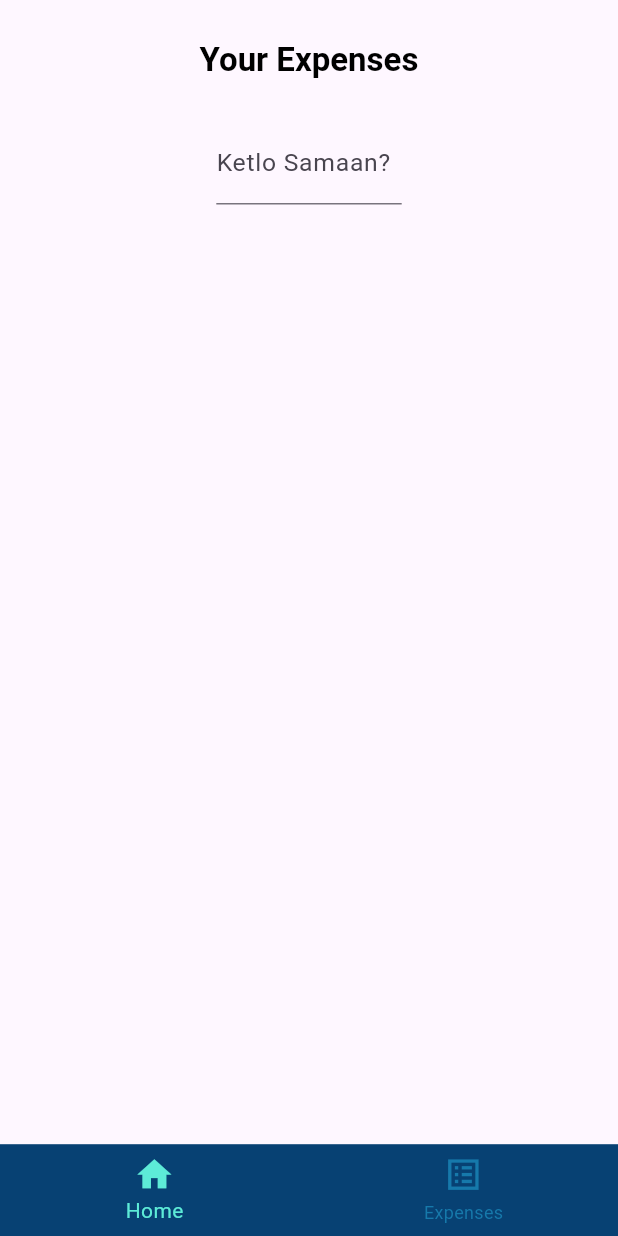
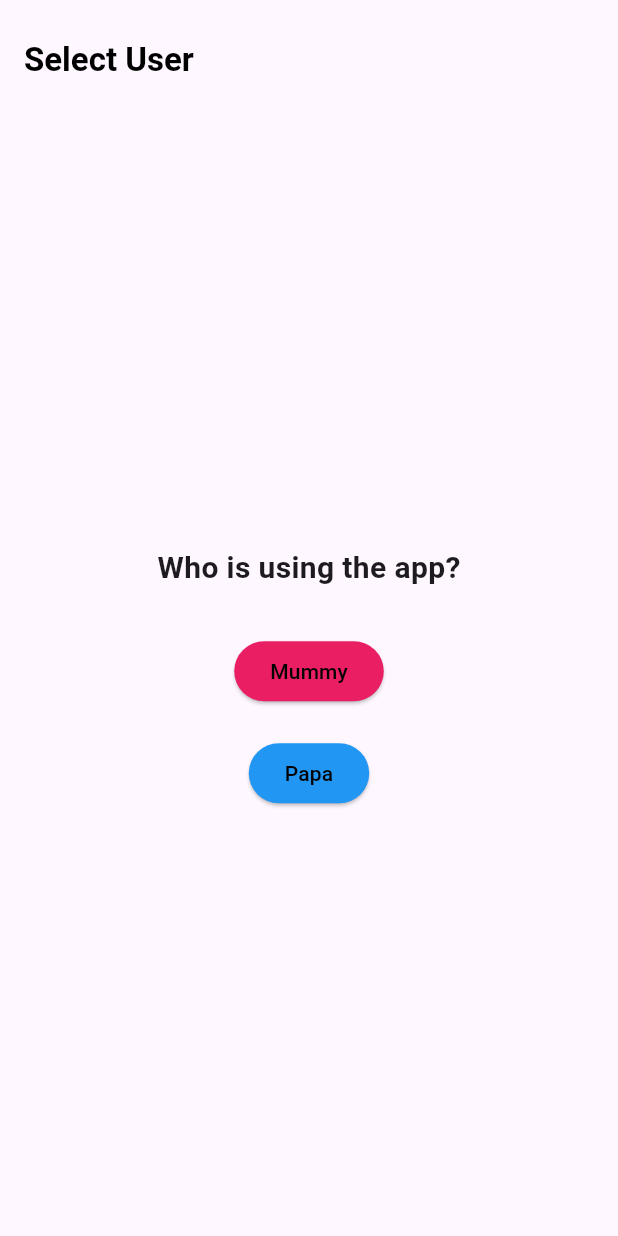
Before and after one commit to SohamDesai1/khata-book, a Flutter app: the screen it shows after launch, on a phone screen of 412 x 824 dp. Run offline on Flutter 3.47's test engine with Material 3 defaults, Android fonts, the phone set to English and light mode, and no system bars; our stand-ins replace flutter_dotenv, flutter_riverpod, go_router, hive_flutter, shared_preferences, sizer and 2 more; accounts and stored records are empty.

Commit message:
feat: :sparkles: added user selection

```diff
--- /dev/null
+++ b/lib/providers/user.dart
@@ -0,0 +1,55 @@
+import 'package:flutter_riverpod/flutter_riverpod.dart';
+import 'package:shared_preferences/shared_preferences.dart';
+
+final selectedUserProvider =
+    StateNotifierProvider<SelectedUserNotifier, String?>((ref) {
+  return SelectedUserNotifier();
+});
+
+class SelectedUserNotifier extends StateNotifier<String?> {
+  SelectedUserNotifier() : super(null);
+
+  void setUser(String user) {
+    state = user;
+    _saveUserToStorage(user);
+  }
+
+  Future<void> _saveUserToStorage(String user) async {
+    final prefs = await SharedPreferences.getInstance();
+    await prefs.setString('selectedUser', user);
+  }
+
+  Future<void> loadUserFromStorage() async {
+    final prefs = await SharedPreferences.getInstance();
+    state = prefs.getString('selectedUser');
+  }
+}
+
+
+final showUserSelectionPromptProvider =
+    StateNotifierProvider<ShowPromptNotifier, bool>((ref) {
+  return ShowPromptNotifier();
+});
+
+class ShowPromptNotifier extends StateNotifier<bool> {
+  ShowPromptNotifier() : super(false) {
+    _loadPromptStatus();
+  }
+
+  Future<void> _loadPromptStatus() async {
+    final prefs = await SharedPreferences.getInstance();
+    final hasShownPrompt = prefs.getBool('hasShownPrompt') ?? true;
+
+    if (!hasShownPrompt) {
+      await SelectedUserNotifier().loadUserFromStorage();
+    }
+
+    state = hasShownPrompt;
+  }
+
+  Future<void> markPromptAsShown() async {
+    final prefs = await SharedPreferences.getInstance();
+    await prefs.setBool('hasShownPrompt', false);
+    state = false;
+  }
+}
--- a/lib/routes/routers.dart
+++ b/lib/routes/routers.dart
@@ -3,13 +3,22 @@ import 'package:go_router/go_router.dart';
 // import 'package:hisaab/screens/add_transaction.dart';
 import 'package:hisaab/screens/display.dart';
 import 'package:hisaab/screens/edit.dart';
+import 'package:hisaab/screens/select_user.dart';
 import '../widgets/bottom_navbar.dart';
 import '../screens/home.dart';
 import '../screens/shared.dart';
+import '../providers/user.dart';
 
 final goRouterProvider = Provider<GoRouter>((ref) {
+  final showPrompt = ref.watch(showUserSelectionPromptProvider);
   return GoRouter(
     initialLocation: '/',
+    redirect: (context, state) {
+      if (showPrompt) {
+        return '/select_user';
+      }
+      return null;
+    },
     routes: [
       // GoRoute(
       //   path: '/add_transaction',
@@ -18,6 +27,12 @@ final goRouterProvider = Provider<GoRouter>((ref) {
       //     key: state.pageKey,
       //   ),
       // ),
+      GoRoute(
+          path: '/select_user',
+          name: "Select User",
+          builder: (context, state) {
+            return const UserSelection();
+          }),
       ShellRoute(
         builder: (context, state, child) => BottomNavBar(child: child),
         routes: [
--- /dev/null
+++ b/lib/screens/select_user.dart
@@ -0,0 +1,65 @@
+import 'package:flutter/material.dart';
+import 'package:flutter_riverpod/flutter_riverpod.dart';
+import 'package:hisaab/providers/notification.dart';
+import 'package:hisaab/routes/routers.dart';
+import '../providers/user.dart';
+
+class UserSelection extends ConsumerWidget {
+  const UserSelection({super.key});
+
+  @override
+  Widget build(BuildContext context, WidgetRef ref) {
+    return Scaffold(
+      appBar: AppBar(
+        title: const Text("Select User"),
+      ),
+      body: Center(
+        child: Column(
+          mainAxisAlignment: MainAxisAlignment.center,
+          children: [
+            const Text(
+              "Who is using the app?",
+              style: TextStyle(fontSize: 20, fontWeight: FontWeight.bold),
+            ),
+            const SizedBox(height: 30),
+            ElevatedButton(
+              onPressed: () {
+                ref.read(selectedUserProvider.notifier).setUser("Mummy");
+                ref
+                    .read(showUserSelectionPromptProvider.notifier)
+                    .markPromptAsShown();
+                ref.read(goRouterProvider).go('/');
+                ref.read(notificationRepoProvider).updateFcmToken();
+              },
+              style: ElevatedButton.styleFrom(
+                backgroundColor: Colors.pink,
+              ),
+              child: const Text(
+                "Mummy",
+                style: TextStyle(color: Colors.black, fontSize: 14),
+              ),
+            ),
+            const SizedBox(height: 20),
+            ElevatedButton(
+              onPressed: () {
+                ref.read(selectedUserProvider.notifier).setUser("Papa");
+                ref
+                    .read(showUserSelectionPromptProvider.notifier)
+                    .markPromptAsShown();
+                ref.read(notificationRepoProvider).updateFcmToken();
+                ref.read(goRouterProvider).go('/');
+              },
+              style: ElevatedButton.styleFrom(
+                backgroundColor: Colors.blue,
+              ),
+              child: const Text(
+                "Papa",
+                style: TextStyle(color: Colors.black, fontSize: 14),
+              ),
+            ),
+          ],
+        ),
+      ),
+    );
+  }
+}
```
